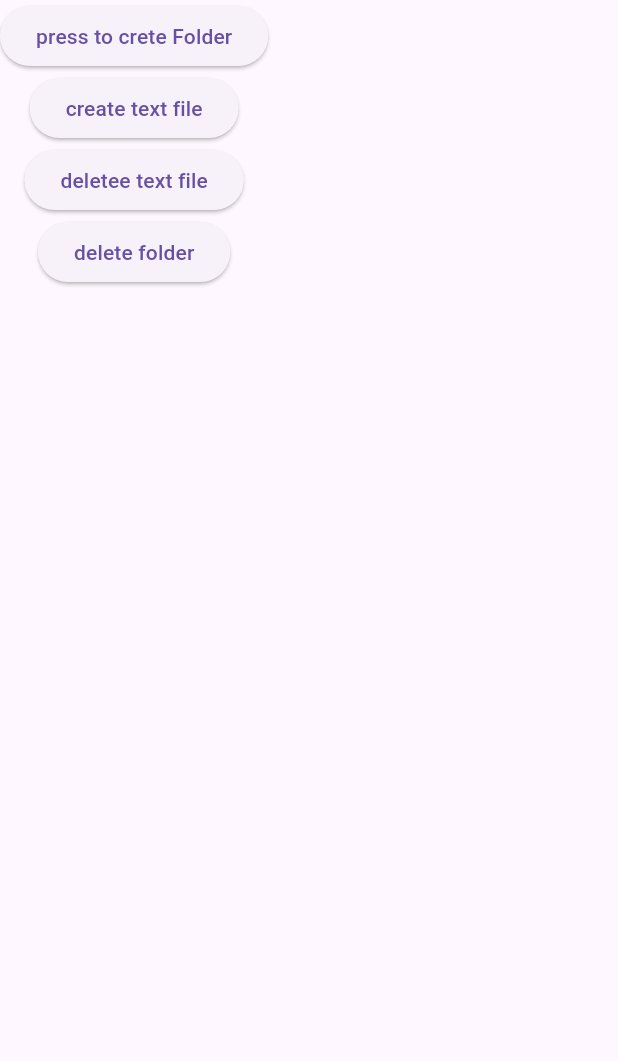
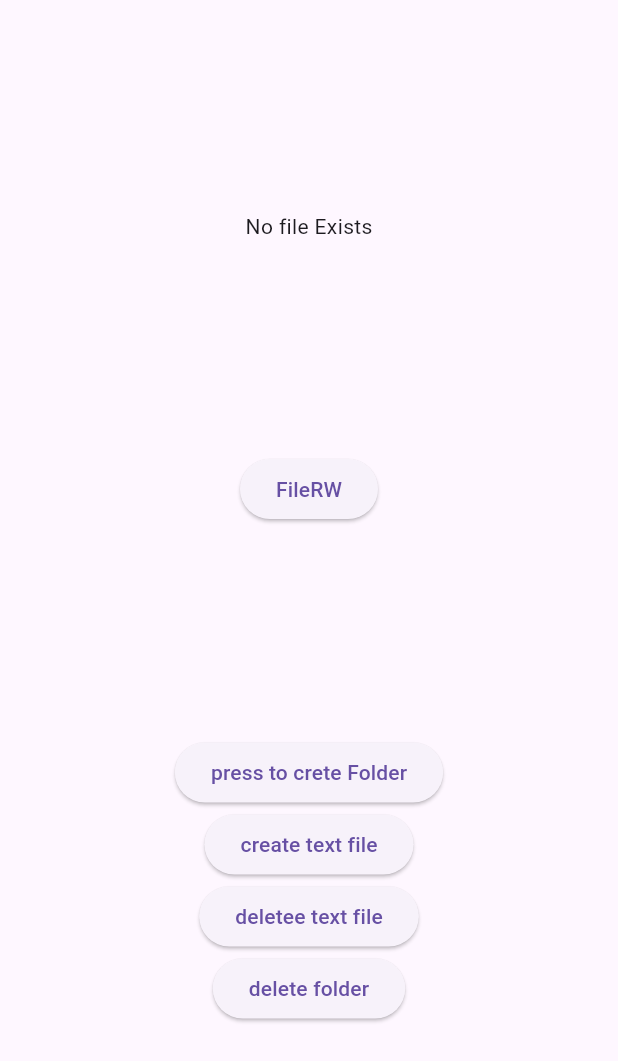
Before and after one commit to GaneshTamang/Simple_Read_Write_Flutter_Dart, a Flutter app: the screen it shows after launch, on a phone screen of 412 x 824 dp. Shown: the top 1061 px of the screen. Run offline on Flutter 3.47's test engine with Material 3 defaults, Android fonts, the light colour scheme and no system bars.

Commit message:
added text reading from from file

```diff
--- a/lib/app_read_write.dart
+++ b/lib/app_delete_add_file.dart
@@ -1,17 +1,17 @@
-import 'dart:async';
+// ignore_for_file: avoid_print
 
 import 'dart:io';
 
 import 'package:flutter/material.dart';
 
-class AppReadWrite {
+class AppDeleteAddFile {
   //  To chekc directory folder Exists?
   Future<bool> checkDirectoryExistOnDevice(String directoryTocheck) async {
     Directory fileDirectory = Directory(directoryTocheck);
     if (await fileDirectory.exists() == true) {
       return true;
     } else {
-      debugPrint('No folder named $directoryTocheck');
+      debugPrint('No folder/file named $directoryTocheck');
       return false;
     }
   }
@@ -30,22 +30,39 @@ class AppReadWrite {
     }
   }
 
+  Future<bool> checkFileExistsonPath(String filePath) async {
+    String filePathToCheck = filePath;
+    File checkFile = File(filePathToCheck);
+    bool fileExists = await checkFile.exists();
+
+    if (!fileExists) {
+      print('fileDidnt exist on path at $filePathToCheck');
+      return false;
+    } else {
+      print('file found on path: $filePathToCheck');
+      return true;
+    }
+  }
+
   Future<void> createFileOnSpecificDirectory(
       {required String whereToCreate,
       required String fileNAme,
       required String fileExtension}) async {
     //check Folder exists?
-    await createFolderWithDirectory(whereToCreate);
+    String direcTory = whereToCreate;
     String fileNAmeToCreate = fileNAme;
     String extension = fileExtension;
-    bool checkFileDirectory = await checkDirectoryExistOnDevice(
+    bool checkFileDirectory = await checkFileExistsonPath(
         "$whereToCreate/$fileNAmeToCreate.$extension");
 
     if (!checkFileDirectory) {
       createFolderWithDirectory(whereToCreate);
-      File creatingFile = File('$whereToCreate/$fileNAmeToCreate.$extension');
-
-      await creatingFile.create(recursive: true);
+      File creatingFile = File('$direcTory/$fileNAmeToCreate.$extension');
+      await creatingFile.writeAsString(
+          "Helllooooooooooooooooooooooooo Worrlllllllllllllllld");
+      await creatingFile.create(
+        recursive: true,
+      );
       debugPrint('created at Path: ${creatingFile.path}');
     } else {
       debugPrint("file found : $fileNAmeToCreate/$fileNAmeToCreate.$extension");
--- /dev/null
+++ b/lib/app_file_read_write.dart
@@ -0,0 +1,46 @@
+// ignore_for_file: avoid_print
+
+import 'dart:io';
+
+import 'package:file_handling_examples/app_delete_add_file.dart';
+import 'package:flutter/material.dart';
+
+class AppFileREadWrite with ChangeNotifier {
+  // private
+
+  String _fileContent = "No file Exists";
+
+  // getters
+
+  String get getCurrentFileContent => _fileContent;
+
+// Setters
+
+  Future<void> readFromSpecifcFile(String filePathToRead) async {
+    File toReadFile = File(filePathToRead);
+
+    AppDeleteAddFile checkFil = AppDeleteAddFile();
+    bool containsFile = await checkFil.checkFileExistsonPath(filePathToRead);
+
+    if (containsFile == true)
+    // if true
+    {
+      _fileContent = await toReadFile
+          .readAsString(); // Put the whole file in a single string.
+      String content = await toReadFile.readAsString();
+      _fileContent = content;
+      notifyListeners();
+      print(
+          'The file is ${_fileContent.length} characters long.\n Contents: $_fileContent');
+
+      // Put each line of the file into its own string.
+      List<String> lines = await toReadFile.readAsLines();
+      print('The file is ${lines.length} lines long.\n $_fileContent');
+      notifyListeners();
+    } else {
+      _fileContent = "no File To read";
+      notifyListeners();
+    }
+    notifyListeners();
+  }
+}
--- a/lib/homepage.dart
+++ b/lib/homepage.dart
@@ -1,14 +1,40 @@
-import 'package:file_handling_examples/app_read_write.dart';
+import 'package:file_handling_examples/app_delete_add_file.dart';
+import 'package:file_handling_examples/app_file_read_write.dart';
 import 'package:flutter/material.dart';
+import 'package:provider/provider.dart';
 
 class HomePage extends StatelessWidget {
   const HomePage({super.key});
 
   @override
   Widget build(BuildContext context) {
-    AppReadWrite fileActions = AppReadWrite();
+    AppDeleteAddFile fileActions = AppDeleteAddFile();
     return Scaffold(
-      body: Column(
+      body: Center(
+        child: Consumer<AppFileREadWrite>(
+          builder: (context, providerData, child) {
+            return Column(
+              mainAxisAlignment: MainAxisAlignment.spaceEvenly,
+              children: [
+                Text(providerData.getCurrentFileContent),
+                ElevatedButton(
+                    onPressed: () async {
+                      // AppFileREadWrite fileForReading = AppFileREadWrite();
+                      await providerData
+                          .readFromSpecifcFile('lib/photos/readme.txt');
+                    },
+                    child: const Text('FileRW')),
+                buttons(fileActions),
+              ],
+            );
+          },
+        ),
+      ),
+    );
+  }
+
+  Column buttons(AppDeleteAddFile fileActions) {
+    return Column(
       children: [
         ElevatedButton(
           onPressed: () async {
@@ -41,7 +67,6 @@ class HomePage extends StatelessWidget {
           child: const Text('delete folder'),
         ),
       ],
-      ),
     );
   }
 }
```
Also changed, not shown: lib/main.dart (+9 -3 lines), lib/photos/readme.txt (added), lib/providers.dart (renamed from lib/providing_data.dart). Lines whose indentation alone changed are shown as unchanged.
